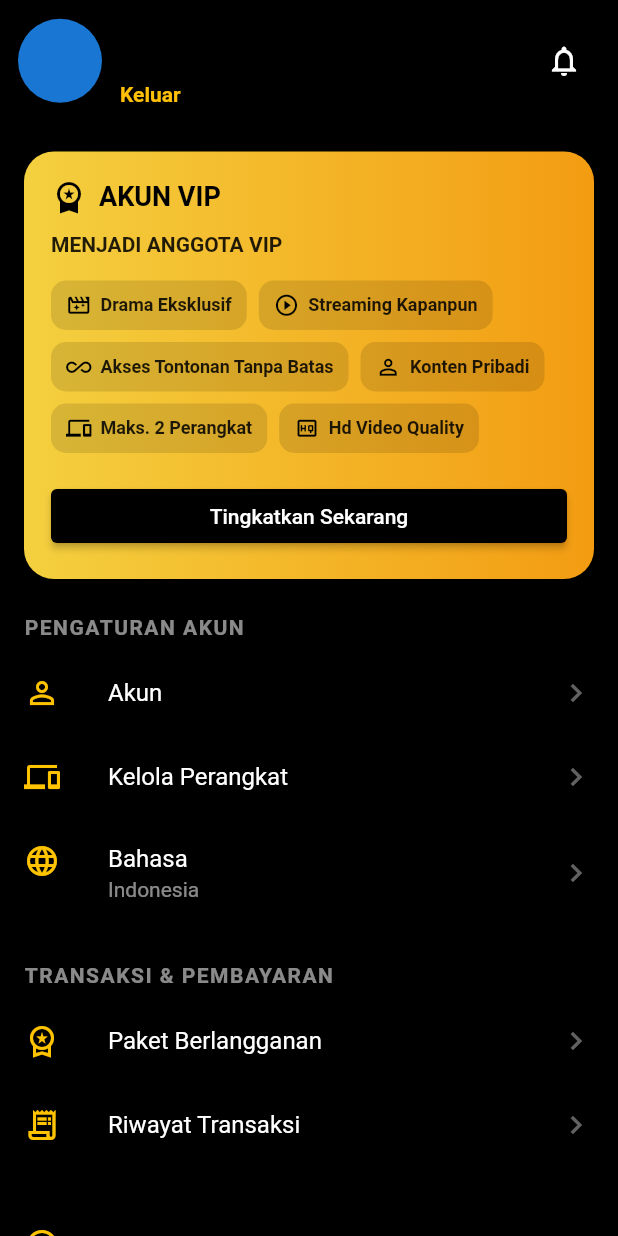
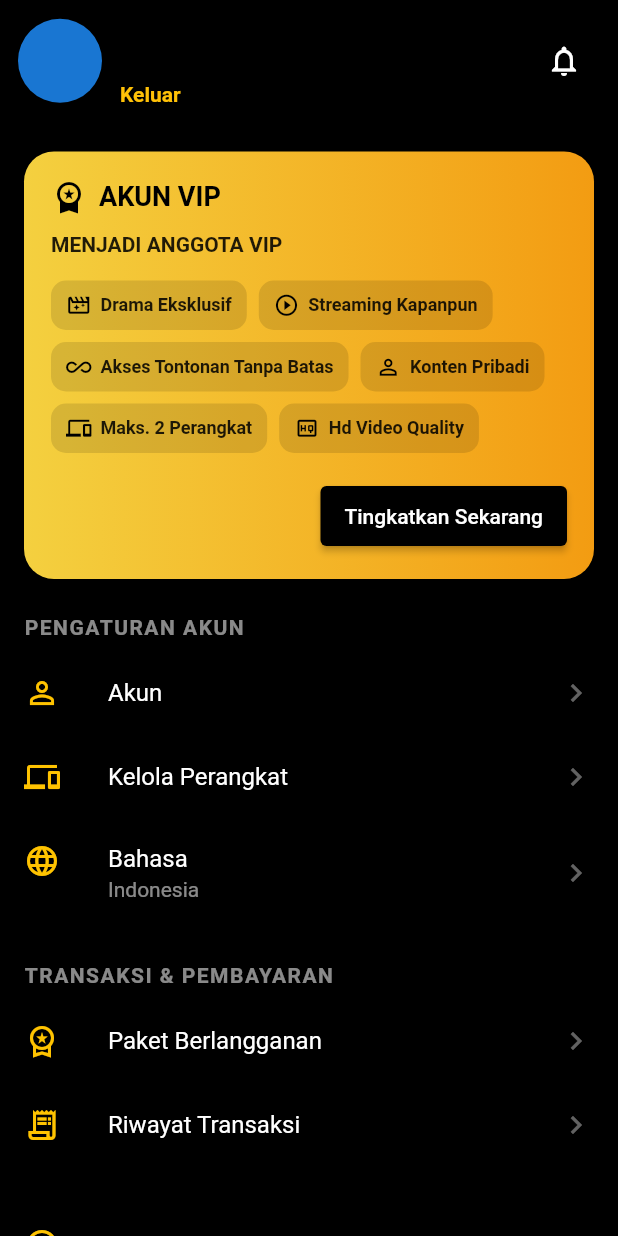
Before and after one commit to arymuhammad/dmn, a Flutter app: the AccountView screen opened by its route, on a phone screen of 412 x 824 dp. Run offline on Flutter 3.47's test engine with Material 3 defaults, Android fonts, the phone set to English and light mode, and no system bars; our stand-ins replace custom_refresh_indicator, device_info_plus, dio, firebase_core, firebase_messaging, flutter_secure_storage and 6 more; missing offline and left inert: flutter_facebook_auth, media_kit, media_kit_video; accounts and stored records are empty; network calls fail; statements that could not run were skipped.

Commit message:
change play button style on detail series, change size text on tabbar home

```diff
--- a/lib/app/modules/account/views/widget/vip_card.dart
+++ b/lib/app/modules/account/views/widget/vip_card.dart
@@ -80,13 +80,13 @@ class VipCard extends StatelessWidget {
 
           const SizedBox(height: 18),
 
-          SizedBox(
-            width: double.infinity,
+          Align(
+            alignment: Alignment.centerRight,
             child: ElevatedButton(
               onPressed: () {},
               style: ElevatedButton.styleFrom(
                 backgroundColor: Colors.black,
-                foregroundColor: Colors.white,
+                foregroundColor: Colors.white, minimumSize: const Size(100, 40),
               ),
               child: Text('upgrade now'.tr.capitalize ?? ''),
             ),
--- a/lib/app/modules/home/views/home_view.dart
+++ b/lib/app/modules/home/views/home_view.dart
@@ -122,7 +122,7 @@ class BannerTabHeaderDelegate extends SliverPersistentHeaderDelegate {
                 unselectedLabelColor: Colors.white54,
                 indicatorColor: AppColors.contentColorYellow,
                 labelStyle: const TextStyle(
-                  fontSize: 13,
+                  fontSize: 16,
                   fontWeight: FontWeight.w700,
                 ),
                 tabs:
--- a/lib/app/modules/home/views/widget/home_category_tab.dart
+++ b/lib/app/modules/home/views/widget/home_category_tab.dart
@@ -71,7 +71,7 @@ class HomeCategoryTab extends StatelessWidget {
                 _getTitle(),
                 style: const TextStyle(
                   color: Colors.white,
-                  fontSize: 18,
+                  fontSize: 16,
                   fontWeight: FontWeight.bold,
                 ),
               ),
--- a/lib/app/modules/home/views/widget/section_movie_horizontal.dart
+++ b/lib/app/modules/home/views/widget/section_movie_horizontal.dart
@@ -33,7 +33,7 @@ class SectionMovieHorizontal extends StatelessWidget {
                   title.capitalize ?? '',
                   style: const TextStyle(
                     color: Colors.white,
-                    fontSize: 18,
+                    fontSize: 16,
                     fontWeight: FontWeight.bold,
                   ),
                 ),
```
Also changed, not shown: lib/app/modules/movie/views/widget/detail_banner.dart (+8 -7 lines), 1 other file.
